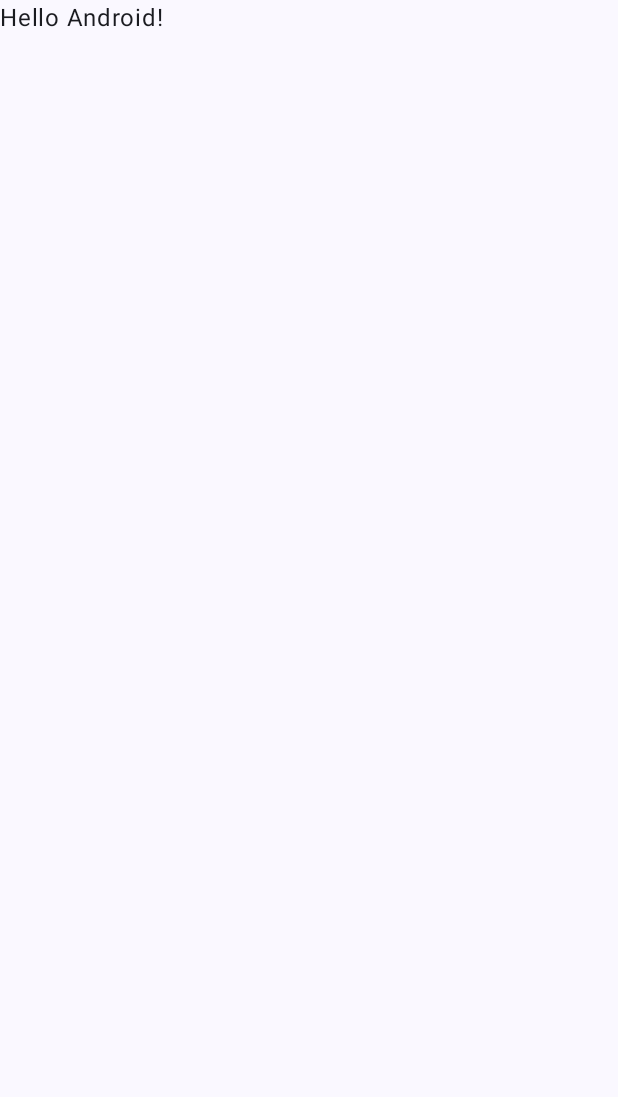
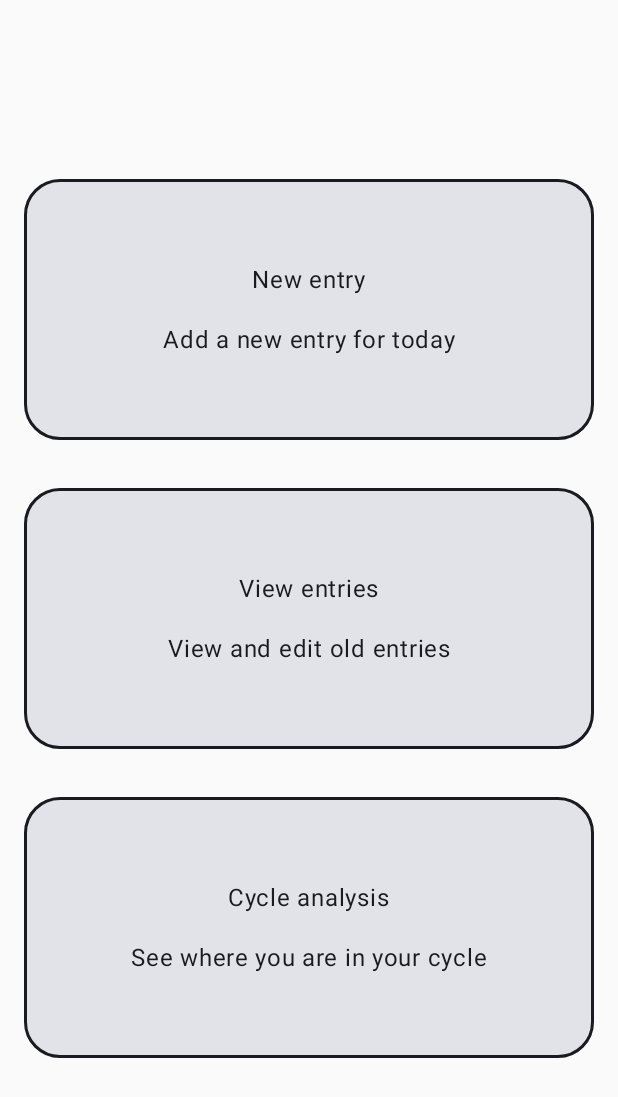
Before and after one commit to losingfayth/ma-bipolar-symptom-tracker, an Android app built with Jetpack Compose: the screen it shows after launch (MainActivity), on a phone screen of 412 x 824 dp. Before the commit the part shown is almost empty. Shown: the top 1097 px of the screen. Run offline under Robolectric (Android 15) with nearby library versions, the phone set to English and light mode, and no system bars; our stand-ins replace Room's generated code.

Commit message:
designing ui

```diff
--- a/app/src/main/java/edu/bloomu/bipolarsymptomtracker/model/SymptomList.java
+++ b/app/src/main/java/edu/bloomu/bipolarsymptomtracker/model/Symptoms.java
@@ -4,10 +4,10 @@ import android.content.Context;
 
 import edu.bloomu.bipolarsymptomtracker.R;
 
-public class SymptomList {
+public class Symptoms {
 	public Symptom[] li;
 
-	public SymptomList(Context context) {
+	public Symptoms(Context context) {
 		li = new Symptom[5];
 
 		li[0] = new Symptom(context.getString(R.string.md_ref_symptom_temp1_title), context.getString(R.string.md_ref_symptom_temp1_desc));
--- a/app/src/main/java/edu/bloomu/bipolarsymptomtracker/ui/MainActivity.kt
+++ b/app/src/main/java/edu/bloomu/bipolarsymptomtracker/ui/MainActivity.kt
@@ -4,13 +4,20 @@ import android.os.Bundle
 import androidx.activity.ComponentActivity
 import androidx.activity.compose.setContent
 import androidx.activity.enableEdgeToEdge
+import androidx.compose.foundation.layout.Arrangement
+import androidx.compose.foundation.layout.Column
 import androidx.compose.foundation.layout.fillMaxSize
-import androidx.compose.foundation.layout.padding
-import androidx.compose.material3.Scaffold
+import androidx.compose.material3.MaterialTheme
 import androidx.compose.material3.Text
 import androidx.compose.runtime.Composable
+import androidx.compose.ui.Alignment
 import androidx.compose.ui.Modifier
-import androidx.compose.ui.tooling.preview.Preview
+import androidx.compose.ui.graphics.Color
+import androidx.compose.ui.res.stringResource
+import androidx.room.util.TableInfo
+import edu.bloomu.bipolarsymptomtracker.R
+import edu.bloomu.bipolarsymptomtracker.ui.components.BasicCard
+import edu.bloomu.bipolarsymptomtracker.ui.components.HomeScreenNavCard
 import edu.bloomu.bipolarsymptomtracker.ui.theme.BipolarSymptomTrackerTheme
 
 class MainActivity : ComponentActivity() {
@@ -19,29 +26,40 @@ class MainActivity : ComponentActivity() {
         enableEdgeToEdge()
         setContent {
             BipolarSymptomTrackerTheme {
-                Scaffold(modifier = Modifier.fillMaxSize()) { innerPadding ->
-                    Greeting(
-                        name = "Android",
-                        modifier = Modifier.padding(innerPadding)
-                    )
-                }
+                MainContainer(borderColor = MaterialTheme.colorScheme.onBackground)
             }
         }
     }
 }
 
 @Composable
-fun Greeting(name: String, modifier: Modifier = Modifier) {
-    Text(
-        text = "Hello $name!",
+fun MainContainer(
+    borderColor: Color,
+    modifier: Modifier = Modifier
+) {
+    Column(
+        horizontalAlignment = Alignment.CenterHorizontally,
+        verticalArrangement = Arrangement.Center,
         modifier = modifier
-    )
+            .fillMaxSize()
+    ) {
+        HomeScreenNavCard(
+            borderColor,
+            stringResource(id = R.string.md_ref_home_new_entry_title),
+            stringResource(id = R.string.md_ref_home_new_entry_desc),
+            modifier = modifier)
+
+        HomeScreenNavCard(
+            borderColor,
+            stringResource(id = R.string.md_ref_home_view_entries_title),
+            stringResource(id = R.string.md_ref_home_view_entries_desc),
+            modifier = modifier)
+
+        HomeScreenNavCard(
+            borderColor,
+            stringResource(id = R.string.md_ref_home_cycle_analysis_title),
+            stringResource(id = R.string.md_ref_home_cycle_analysis_desc),
+            modifier = modifier)
+    }
+
 }
-
-@Preview(showBackground = true)
-@Composable
-fun GreetingPreview() {
-    BipolarSymptomTrackerTheme {
-        Greeting("Android")
-    }
-}
--- a/app/src/main/java/edu/bloomu/bipolarsymptomtracker/ui/Cards.kt
+++ b/app/src/main/java/edu/bloomu/bipolarsymptomtracker/ui/components/Cards.kt
@@ -1,10 +1,12 @@
-package edu.bloomu.bipolarsymptomtracker.ui
+package edu.bloomu.bipolarsymptomtracker.ui.components
 
 import androidx.compose.foundation.BorderStroke
 import androidx.compose.foundation.layout.Arrangement
 import androidx.compose.foundation.layout.Box
+import androidx.compose.foundation.layout.Column
 import androidx.compose.foundation.layout.Row
 import androidx.compose.foundation.layout.fillMaxHeight
+import androidx.compose.foundation.layout.fillMaxSize
 import androidx.compose.foundation.layout.padding
 import androidx.compose.foundation.layout.size
 import androidx.compose.foundation.shape.RoundedCornerShape
@@ -17,6 +19,7 @@ import androidx.compose.ui.Alignment
 import androidx.compose.ui.Modifier
 import androidx.compose.ui.graphics.Color
 import androidx.compose.ui.graphics.vector.ImageVector
+import androidx.compose.ui.platform.LocalConfiguration
 import androidx.compose.ui.unit.dp
 import edu.bloomu.bipolarsymptomtracker.model.Symptom
 
@@ -34,8 +37,49 @@ fun BasicCard(
             .padding(8.dp),
         border = BorderStroke(2.dp, borderColor)
     ) {
-        Box {
+        Column(
+            modifier = Modifier
+                .fillMaxSize()
+                .padding(8.dp),
+            horizontalAlignment = Alignment.CenterHorizontally,
+            verticalArrangement = Arrangement.Center
+        ) {
             content()
+        }
+    }
+}
+
+@Composable
+fun HomeScreenNavCard(
+    borderColor: Color,
+    title: String,
+    desc: String,
+    //icon
+    modifier: Modifier
+) {
+    val configuration = LocalConfiguration.current
+    val screenWidth = configuration.screenWidthDp.dp
+    val screenHeight = configuration.screenHeightDp.dp
+    BasicCard(
+        modifier = modifier
+            .size(screenWidth, screenHeight / 4)
+            .padding(8.dp),
+        borderColor = borderColor
+    ) {
+        Row(
+            horizontalArrangement = Arrangement.Center,
+            verticalAlignment = Alignment.CenterVertically,
+            modifier = modifier.padding(8.dp)
+        ) {
+            Text(title)
+            //icon
+        }
+        Row(
+            horizontalArrangement = Arrangement.Center,
+            verticalAlignment = Alignment.CenterVertically,
+            modifier = modifier.padding(8.dp)
+        ) {
+            Text(desc)
         }
     }
 }
--- a/app/src/main/res/values/strings.xml
+++ b/app/src/main/res/values/strings.xml
@@ -14,4 +14,12 @@
     <string name="md_ref_symptom_temp5_desc">TEMP</string>
     <string name="title_activity_entry_screen">EntryScreenActivity</string>
     <string name="title_activity_setup">SetupActivity</string>
+
+
+    <string name="md_ref_home_new_entry_title">New entry</string>
+    <string name="md_ref_home_view_entries_title">View entries</string>
+    <string name="md_ref_home_cycle_analysis_title">Cycle analysis</string>
+    <string name="md_ref_home_new_entry_desc">Add a new entry for today</string>
+    <string name="md_ref_home_view_entries_desc">View and edit old entries</string>
+    <string name="md_ref_home_cycle_analysis_desc">See where you are in your cycle</string>
 </resources>
```
Also changed, not shown: app/src/main/java/edu/bloomu/bipolarsymptomtracker/ui/EntryScreenActivity.kt (+35 -0 lines), app/src/main/java/edu/bloomu/bipolarsymptomtracker/ui/components/MoodDial.kt (added, +28 -0 lines), app/src/main/java/edu/bloomu/bipolarsymptomtracker/ui/components/SymptomList.kt (added, +21 -0 lines).
